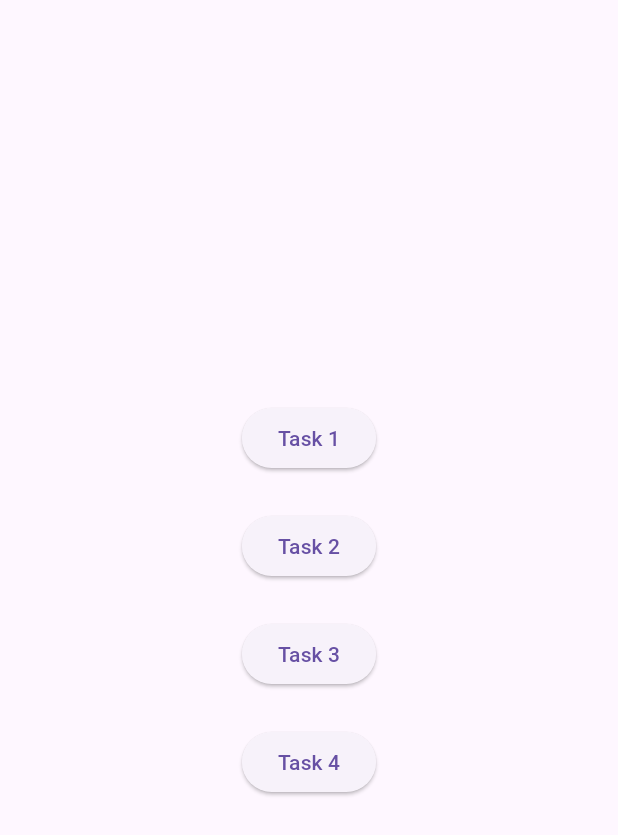
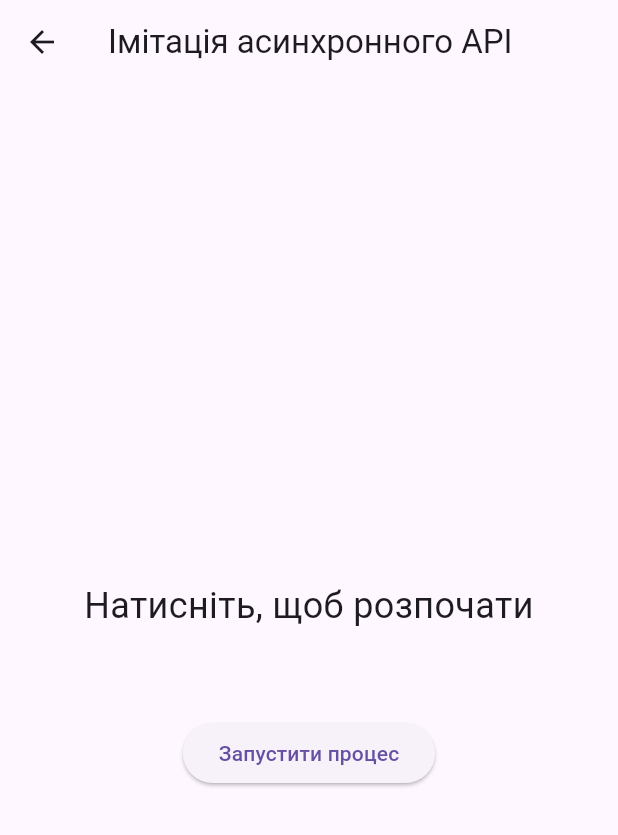
Before and after one commit to ponomarenko24/task13, a Flutter app: the screen it shows after launch, after a tap on "Task 4", on a phone screen of 412 x 824 dp. Shown: the top 835 px of the screen. Run offline on Flutter 3.47's test engine with Material 3 defaults, Android fonts, the light colour scheme and no system bars.

Commit message:
added async api screen

```diff
--- /dev/null
+++ b/lib/screens/async_api_screen.dart
@@ -0,0 +1,82 @@
+import 'dart:async';
+import 'dart:math';
+import 'package:flutter/material.dart';
+
+class AsyncApiScreen extends StatefulWidget {
+  const AsyncApiScreen({super.key});
+
+  @override
+  AsyncApiScreenState createState() => AsyncApiScreenState();
+}
+
+class AsyncApiScreenState extends State<AsyncApiScreen> {
+  String _statusMessage = "Натисніть, щоб розпочати";
+
+  Future<String> fetchDataFromApi() async {
+    try {
+      setState(() {
+        _statusMessage = "Етап 1: Ініціалізація...";
+      });
+      await Future.delayed(Duration(seconds: 2));
+
+      setState(() {
+        _statusMessage = "Етап 2: Виконується запит до API...";
+      });
+      await Future.delayed(Duration(seconds: 2));
+
+      if (Random().nextInt(10) == 0) {
+        throw ("Помилка при зверненні до API!");
+      }
+
+      setState(() {
+        _statusMessage = "Етап 3: Завантаження результату...";
+      });
+      await Future.delayed(Duration(seconds: 3));
+
+      return "Дані успішно отримані!";
+    } catch (e) {
+      return e.toString();
+    }
+  }
+
+  void _startProcess() async {
+    setState(() {
+      _statusMessage = "Розпочато...";
+    });
+
+    String result = await fetchDataFromApi();
+    setState(() {
+      _statusMessage = result;
+    });
+  }
+
+  @override
+  Widget build(BuildContext context) {
+    return Scaffold(
+      appBar: AppBar(title: Text('Імітація асинхронного API')),
+      body: Padding(
+        padding: const EdgeInsets.all(16.0),
+        child: Column(
+          mainAxisAlignment: MainAxisAlignment.center,
+          children: [
+            SizedBox(
+              height: 100,
+              child: Center(
+                child: Text(
+                  _statusMessage,
+                  style: TextStyle(fontSize: 24),
+                  textAlign: TextAlign.center,
+                ),
+              ),
+            ),
+            SizedBox(height: 24),
+            ElevatedButton(
+              onPressed: _startProcess,
+              child: Text('Запустити процес'),
+            ),
+          ],
+        ),
+      ),
+    );
+  }
+}
--- a/lib/screens/main_screen.dart
+++ b/lib/screens/main_screen.dart
@@ -1,4 +1,5 @@
 import 'package:flutter/material.dart';
+import 'package:task_13/screens/async_api_screen.dart';
 import 'package:task_13/screens/async_chat_bot_screen.dart';
 import 'package:task_13/screens/async_timer_screen.dart';
 import 'package:task_13/screens/real_time_data.dart';
@@ -24,20 +25,35 @@ class MainScreen extends StatelessWidget {
               child: Text("Task 1"),
             ),
             SizedBox(height: sizedboxHight),
-            ElevatedButton(onPressed: () {
+            ElevatedButton(
+              onPressed: () {
                 Navigator.push(
                   context,
                   MaterialPageRoute(builder: (context) => AsyncTimerScreen()),
                 );
-              }, child: Text("Task 2")),
+              },
+              child: Text("Task 2"),
+            ),
             SizedBox(height: sizedboxHight),
-            ElevatedButton(onPressed: () {
-              Navigator.push(
-                context,MaterialPageRoute(builder: (context) => RealTimeDataScreen()),
-              );
-            }, child: Text("Task 3")),
+            ElevatedButton(
+              onPressed: () {
+                Navigator.push(
+                  context,
+                  MaterialPageRoute(builder: (context) => RealTimeDataScreen()),
+                );
+              },
+              child: Text("Task 3"),
+            ),
             SizedBox(height: sizedboxHight),
-            ElevatedButton(onPressed: () {}, child: Text("Task 4")),
+            ElevatedButton(
+              onPressed: () {
+                Navigator.push(
+                  context,
+                  MaterialPageRoute(builder: (context) => AsyncApiScreen()),
+                );
+              },
+              child: Text("Task 4"),
+            ),
             SizedBox(height: sizedboxHight),
           ],
         ),
--- a/lib/screens/real_time_data.dart
+++ b/lib/screens/real_time_data.dart
@@ -22,7 +22,7 @@ class RealTimeDataScreenState extends State<RealTimeDataScreen> {
       try {
         int value = Random().nextInt(100) + 1;
         if (value > 90) {
-          throw Exception("Значення більше 90! ($value)");
+          throw ("Значення більше 90! ($value)");
         }
         _streamController.add(value);
       } catch (e) {
```
